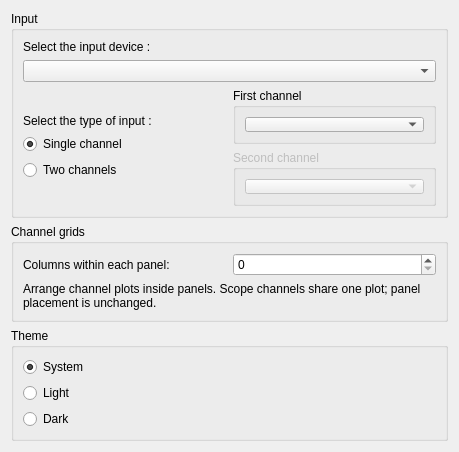
Above: ui/settings.ui from WillHirsch/polyfriture before the change. Below: the same form after it.
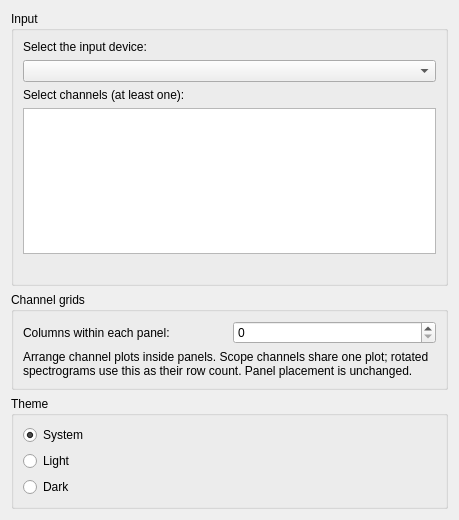
That is the form after the change. Icons and pictures are not drawn.

Commit message: Expose global channel multiselection

Patch:
```diff
--- a/ui/settings.ui
+++ b/ui/settings.ui
@@ -7,7 +7,7 @@
     <x>0</x>
     <y>0</y>
     <width>459</width>
-    <height>369</height>
+    <height>520</height>
    </rect>
   </property>
   <property name="windowTitle">
@@ -27,7 +27,7 @@
       <item>
        <widget class="QLabel" name="label_inputType_2">
         <property name="text">
-         <string>Select the input device :</string>
+         <string>Select the input device:</string>
         </property>
        </widget>
       </item>
@@ -35,99 +35,22 @@
        <widget class="QComboBox" name="comboBox_inputDevice"/>
       </item>
       <item>
-       <layout class="QHBoxLayout" name="horizontalLayout">
-        <item>
-         <layout class="QVBoxLayout" name="verticalLayout_3">
-          <item>
-           <spacer name="verticalSpacer_5">
-            <property name="orientation">
-             <enum>Qt::Vertical</enum>
-            </property>
-            <property name="sizeHint" stdset="0">
-             <size>
-              <width>20</width>
-              <height>40</height>
-             </size>
-            </property>
-           </spacer>
-          </item>
-          <item>
-           <widget class="QLabel" name="label_inputType">
-            <property name="text">
-             <string>Select the type of input :</string>
-            </property>
-           </widget>
-          </item>
-          <item>
-           <widget class="QRadioButton" name="radioButton_single">
-            <property name="text">
-             <string>Single channel</string>
-            </property>
-            <property name="checked">
-             <bool>true</bool>
-            </property>
-            <attribute name="buttonGroup">
-             <string notr="true">inputTypeButtonGroup</string>
-            </attribute>
-           </widget>
-          </item>
-          <item>
-           <widget class="QRadioButton" name="radioButton_duo">
-            <property name="text">
-             <string>Two channels</string>
-            </property>
-            <attribute name="buttonGroup">
-             <string notr="true">inputTypeButtonGroup</string>
-            </attribute>
-           </widget>
-          </item>
-          <item>
-           <spacer name="verticalSpacer">
-            <property name="orientation">
-             <enum>Qt::Vertical</enum>
-            </property>
-            <property name="sizeHint" stdset="0">
-             <size>
-              <width>20</width>
-              <height>40</height>
-             </size>
-            </property>
-           </spacer>
-          </item>
-         </layout>
-        </item>
-        <item>
-         <layout class="QVBoxLayout" name="verticalLayout_4">
-          <item>
-           <widget class="QGroupBox" name="groupBox_first">
-            <property name="title">
-             <string>First channel</string>
-            </property>
-            <layout class="QVBoxLayout" name="verticalLayout">
-             <item>
-              <widget class="QComboBox" name="comboBox_firstChannel"/>
-             </item>
-            </layout>
-           </widget>
-          </item>
-          <item>
-           <widget class="QGroupBox" name="groupBox_second">
-            <property name="enabled">
-             <bool>false</bool>
-            </property>
-            <property name="title">
-             <string>Second channel</string>
-            </property>
-            <layout class="QVBoxLayout" name="verticalLayout_2">
-             <item>
-              <widget class="QComboBox" name="comboBox_secondChannel"/>
-             </item>
-            </layout>
-           </widget>
-          </item>
-         </layout>
-        </item>
-       </layout>
+       <widget class="QLabel" name="label_channels">
+        <property name="text"><string>Select channels (at least one):</string></property>
+        <property name="buddy"><cstring>listWidget_channels</cstring></property>
+       </widget>
+      </item>
+      <item>
+       <widget class="QListWidget" name="listWidget_channels">
+        <property name="selectionMode"><enum>QAbstractItemView::NoSelection</enum></property>
+       </widget>
+      </item>
+      <item>
+       <widget class="QLabel" name="label_inputStatus">
+        <property name="text"><string/></property>
+        <property name="textFormat"><enum>Qt::PlainText</enum></property>
+        <property name="wordWrap"><bool>true</bool></property>
+       </widget>
       </item>
      </layout>
     </widget>
@@ -158,7 +81,7 @@
        <item>
         <widget class="QLabel" name="label_channelGridDescription">
          <property name="text">
-          <string>Arrange channel plots inside panels. Scope channels share one plot; panel placement is unchanged.</string>
+          <string>Arrange channel plots inside panels. Scope channels share one plot; rotated spectrograms use this as their row count. Panel placement is unchanged.</string>
          </property>
          <property name="wordWrap">
           <bool>true</bool>
```
Left out of the diff: 1 changed line with no effect on the pictures. The commit also changes 15 other files.
